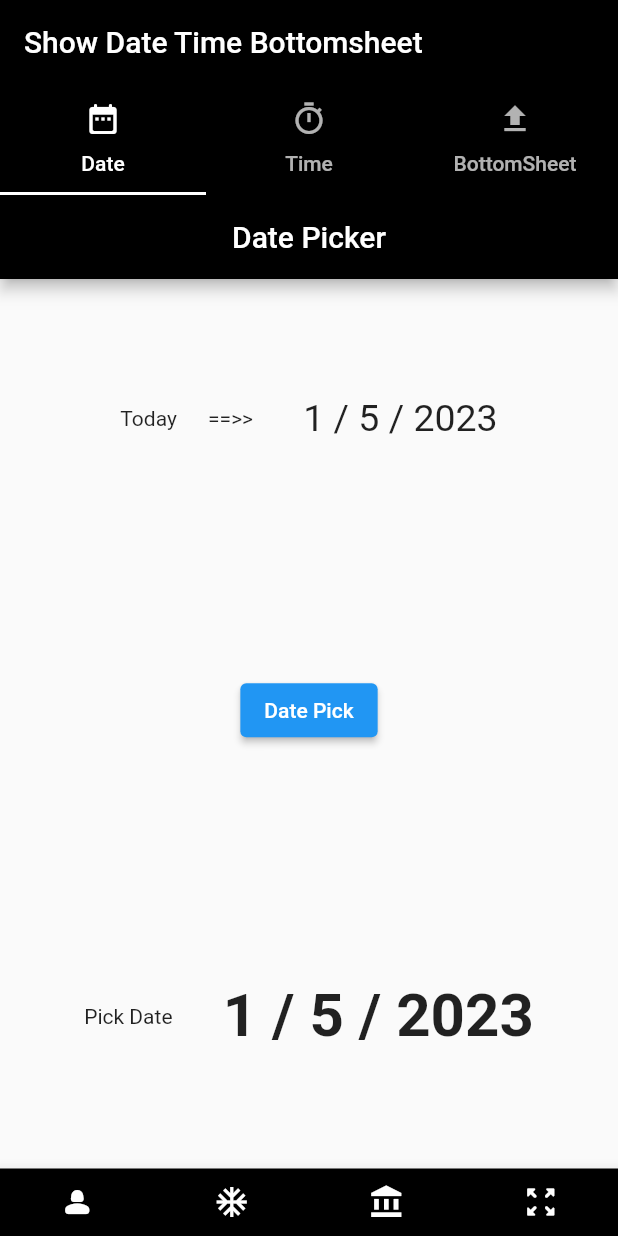
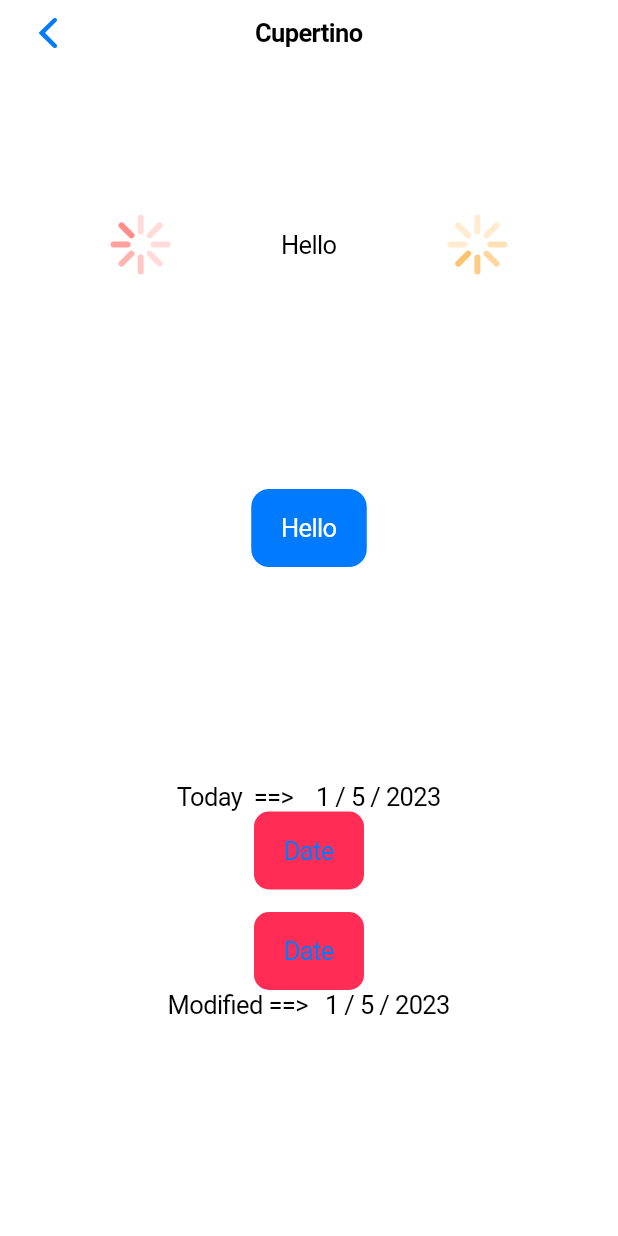
Before and after one commit to VivekTailor19/practice_advance, a Flutter app: the screen it shows after launch, on a phone screen of 412 x 824 dp. Run offline on Flutter 3.47's test engine with Material 2 defaults, Android fonts, the phone set to English and light mode, and no system bars.

Commit message:
cupertino widget

```diff
--- /dev/null
+++ b/lib/ios_cupertino_widget/cupertino_practice.dart
@@ -0,0 +1,166 @@
+import 'package:flutter/cupertino.dart';
+import 'package:provider/provider.dart';
+
+import 'ios_provider.dart';
+
+class Cupertino_Practice extends StatefulWidget {
+  const Cupertino_Practice({Key? key}) : super(key: key);
+
+  @override
+  State<Cupertino_Practice> createState() => _Cupertino_PracticeState();
+}
+
+class _Cupertino_PracticeState extends State<Cupertino_Practice> {
+
+  iOSProvider? ipF;
+  iOSProvider? ipT;
+
+
+  @override
+  Widget build(BuildContext context) {
+
+    ipF = Provider.of<iOSProvider>(context,listen: false);
+    ipT = Provider.of<iOSProvider>(context,listen: true);
+
+    return CupertinoPageScaffold(
+      navigationBar: const CupertinoNavigationBar(
+        middle: Text("Cupertino"),
+        leading: Icon(CupertinoIcons.back),
+      ),
+      child: Center(
+        child: Column(
+          mainAxisAlignment: MainAxisAlignment.spaceEvenly,
+          children: [
+            Row(mainAxisAlignment: MainAxisAlignment.spaceEvenly,
+              children: [
+                const CupertinoActivityIndicator(
+                  animating: false,
+                  radius: 20,
+                  color: CupertinoColors.destructiveRed,
+                ),
+                const Text("Hello"),
+                const CupertinoActivityIndicator(
+                  radius: 20,
+                  color: CupertinoColors.systemOrange,
+                ),
+              ],
+            ),
+
+            CupertinoButton.filled(child: const Text("Hello"), onPressed: () {
+               showCupertinoDialog(context: context, builder: (context) {
+                return CupertinoAlertDialog(
+
+                  title: Text("Are Sure to Quit ?"),
+                  content: Text("Happy to See You"),
+
+                  actions: [
+
+                    CupertinoDialogAction(
+                      child: Text('No'),
+                      isDefaultAction: true,
+                      onPressed: () => Navigator.pop(context),
+                      ),
+
+                    CupertinoDialogAction(
+                      child: Text('Yes'),
+                      isDestructiveAction: true,
+                      onPressed: () => Navigator.pop(context),
+                    ),
+
+
+
+
+
+                    // Padding(
+                    //   padding: EdgeInsets.all(8.0),
+                    //   child: Icon(CupertinoIcons.airplane),
+                    // ),
+                    // Padding(
+                    //   padding: EdgeInsets.all(8.0),
+                    //   child: Icon(CupertinoIcons.ant),
+                    // ),
+                    // Padding(
+                    //   padding: EdgeInsets.all(8.0),
+                    //   child: Icon(CupertinoIcons.arrow_up_arrow_down_square_fill),
+                    // )
+
+                  ],
+
+
+                );
+              },);
+
+            },),
+
+            Container(height: 160,width: 250,
+              child: Column(
+                children: [
+
+                  Text("Today  ==>    ${ipT!.todayday.day} / ${ipT!.todayday.month} / ${ipT!.todayday.year}"),
+                  CupertinoButton(
+                    child: Text("Date"),
+                    borderRadius: BorderRadius.circular(10),
+                    color: CupertinoColors.systemPink,
+
+                    onPressed: () {
+                      showCupertinoModalPopup(
+
+                        context: context, builder: (context) {
+                        return Container(
+                          height: 200,
+                          child: CupertinoDatePicker(
+                            mode: CupertinoDatePickerMode.date,
+                            initialDateTime: ipF!.tday,
+                            backgroundColor: CupertinoColors.white,
+                            onDateTimeChanged: (value) {
+                              DateTime temp = value ;
+                              ipF!.updatedate(temp);
+                            },
+                          ),
+                        );
+                      },);
+                    },
+
+                  ),
+                  SizedBox(height: 15,),
+                  CupertinoButton(
+                    child: Text("Date"),
+                    borderRadius: BorderRadius.circular(10),
+                    color: CupertinoColors.systemPink,
+
+                    onPressed: () {
+                      showCupertinoDialog(
+
+
+
+                        context: context, builder: (context) {
+                        return CupertinoAlertDialog(content: Container(
+                          height: 200,width: double.infinity,
+                          child: CupertinoDatePicker(
+                            mode: CupertinoDatePickerMode.date,
+                            initialDateTime: ipF!.tday,
+                            backgroundColor: CupertinoColors.white,
+                            onDateTimeChanged: (value) {
+                              DateTime temp = value ;
+                              ipF!.updatedate(temp);
+                            },
+                          ),
+                        ),);
+                      },);
+                    },
+
+                  ),
+                  Text("Modified ==>   ${ipT!.tday.day} / ${ipT!.tday.month} / ${ipT!.tday.year}"),
+                ],
+              ),
+            ),
+
+
+          ],
+        ),
+      ),
+    );
+  }
+
+
+}
--- /dev/null
+++ b/lib/ios_cupertino_widget/ios_provider.dart
@@ -0,0 +1,12 @@
+import 'package:flutter/cupertino.dart';
+
+class iOSProvider extends ChangeNotifier
+{
+  DateTime todayday = DateTime.now();
+  DateTime tday = DateTime.now();
+  void updatedate(DateTime temp)
+  {
+    tday = temp;
+    notifyListeners();
+  }
+}
--- a/lib/main.dart
+++ b/lib/main.dart
@@ -1,11 +1,19 @@
+
+
+import 'dart:io';
+
+import 'package:flutter/cupertino.dart';
 import 'package:flutter/material.dart';
 import 'package:practice/counter_provider/provider/counter_provider.dart';
 import 'package:practice/counter_provider/view/counter_view.dart';
 import 'package:practice/drawer_n_stepper/gmaillogin.dart';
 import 'package:practice/drawer_n_stepper/stepper_provider.dart';
+import 'package:practice/ios_cupertino_widget/ios_provider.dart';
 import 'package:practice/show_date_time_bottomsheet/show.dart';
 import 'package:practice/show_date_time_bottomsheet/showprovider.dart';
 import 'package:provider/provider.dart';
+
+import 'ios_cupertino_widget/cupertino_practice.dart';
 
 void main() {
   runApp(
@@ -14,9 +22,22 @@ void main() {
         ChangeNotifierProvider(create: (context) => CounterProvider()),
         ChangeNotifierProvider(create: (context) => StepperProvider()),
         ChangeNotifierProvider(create: (context) => ShowProvider()),
+        ChangeNotifierProvider(create: (context) => iOSProvider(),),
       ],
 
-      child: MaterialApp(
+
+
+      child: Platform.isAndroid == true ?
+        CupertinoApp(
+          debugShowCheckedModeBanner: false,
+          initialRoute: "cupertino",
+          routes: {
+            "/":(context) => Cupertino_Practice(),
+            "cupertino":(context) => Cupertino_Practice(),
+          },
+        ) :
+
+        MaterialApp(
           theme: ThemeData(
             drawerTheme: DrawerThemeData(
               backgroundColor: Color(0xffF2F6FC),
```
Lines whose indentation alone changed are shown as unchanged.
